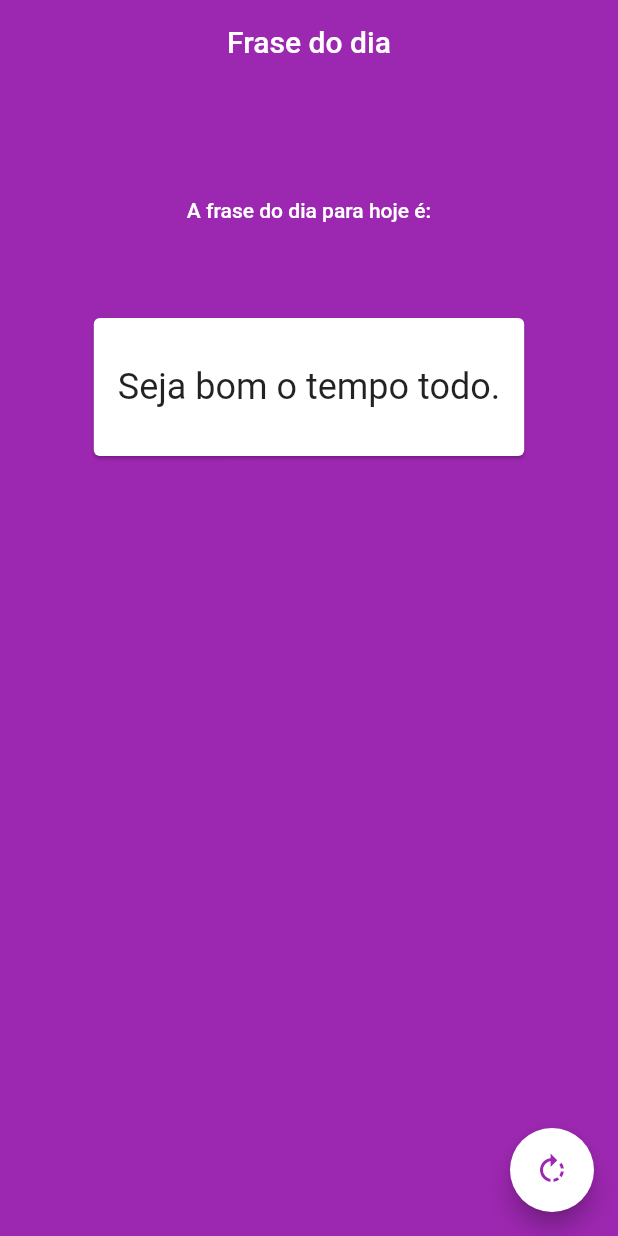
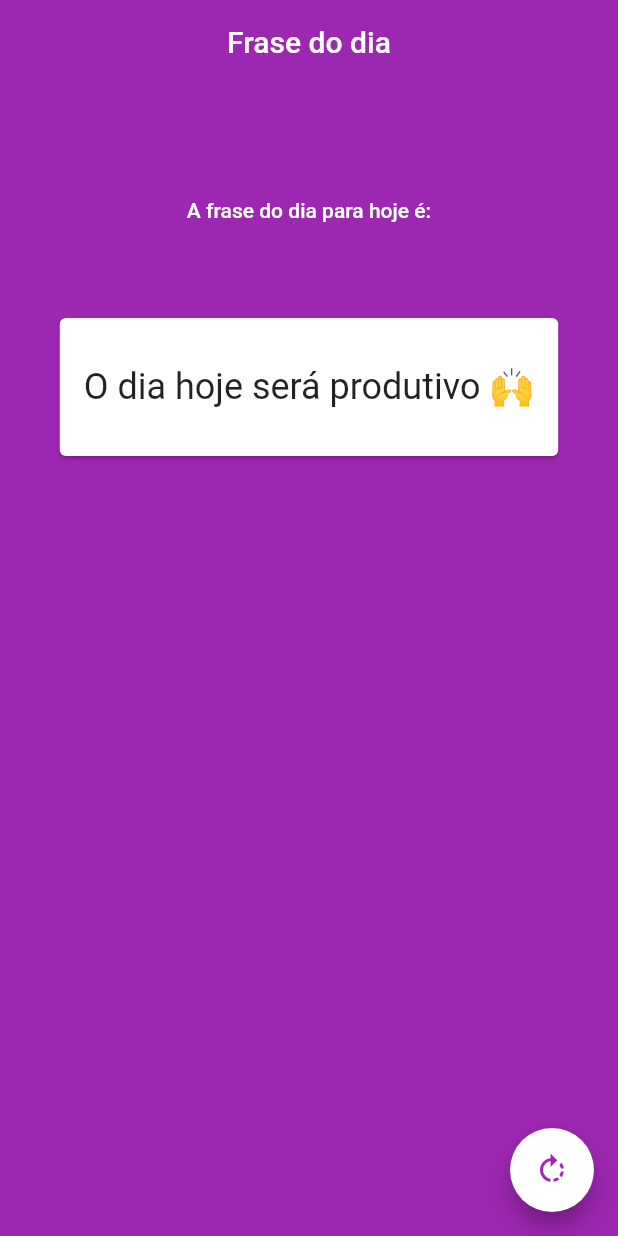
Before and after one commit to marcosferreira/quote_of_the_day, a Flutter app: the screen it shows after launch, after a tap on the "rotate right" icon, on a phone screen of 412 x 824 dp. Run offline on Flutter 3.47's test engine with Material 2 defaults, Android fonts, the phone set to English and light mode, and no system bars.

```diff
--- a/lib/app.dart
+++ b/lib/app.dart
@@ -24,7 +24,7 @@ class App extends StatelessWidget {
         foregroundColor: Colors.purple,
       ),
       scaffoldBackgroundColor: Colors.purple,
-      textTheme: TextTheme(
+      textTheme: const TextTheme(
         bodyText1: TextStyle(
           color: Colors.white,
         ),
--- a/lib/main.dart
+++ b/lib/main.dart
@@ -1,6 +1,12 @@
 import 'package:flutter/material.dart';
+import 'package:flutter/services.dart';
 import 'package:quote_of_the_day/app.dart';
 
 void main() {
+  final mySystemTheme= SystemUiOverlayStyle.light
+      .copyWith(systemNavigationBarColor: Colors.purple);
+
+  SystemChrome.setSystemUIOverlayStyle(mySystemTheme);
+
   runApp(const App());
 }
--- a/lib/screens/home/home_screen.dart
+++ b/lib/screens/home/home_screen.dart
@@ -11,28 +11,28 @@ class HomeScreen extends StatefulWidget {
 }
 
 class _HomeScreenState extends State<HomeScreen> {
+  Random random = Random();
+  String fraseDay = '';
   final List<String> frase = [
+    'Agradeça a Deus por mais um dia, pois Ele é bom.'
     'Pense sempre positivo.',
     'Seja bom o tempo todo.',
     'Não importa a situação, mantenha a calma!',
-    'Agradeça a Deus por mais um dia, pois Ele é bom.'
+    'Somos todos fruto do meio, o importante é não sucumbir aos erros.',
+    'Você é mais forte do que pensa.',
+    'O dia hoje será produtivo 🙌',
+    'Estudar nem sempre é divertido, mas no final nos leva longe.',
+    'Foco e fé são os princípios do sucesso.',
+    'Tudo que você precisar, peça a Deus e tenha paciência.',
+    'Nunca desista, pois uma vez desistido sempre terá a próxima.',
+    'Acredite em você mesmo antes de colocar sua fé em outra pessoa.',
+    'Família é tudo!'
   ];
-  Random random = Random();
-
 
   @override
-  void initState(){
+  void initState() {
     super.initState();
     fraseDay = frase[random.nextInt(frase.length)];
-  }
-
-  String fraseDay = '';
-
-  void _randomFrase() {
-
-    setState(() {
-      fraseDay = frase[random.nextInt(frase.length)];
-    });
   }
 
   @override
@@ -55,7 +55,17 @@ class _HomeScreenState extends State<HomeScreen> {
                   : Text('A frase do dia para hoje é:',
                       style: Theme.of(context).textTheme.bodyText1),
               const SizedBox(height: 60),
-              Card(
+              buildCard(context),
+            ],
+          ),
+        ),
+      ),
+      floatingActionButton: buildFloatingActionButton(),
+    );
+  }
+
+  Card buildCard(BuildContext context) {
+    return Card(
       child: Padding(
         padding: const EdgeInsets.symmetric(
           horizontal: 16.0,
@@ -67,17 +77,17 @@ class _HomeScreenState extends State<HomeScreen> {
           style: Theme.of(context).textTheme.headline5,
         ),
       ),
-              ),
-            ],
-          ),
-        ),
-      ),
-      floatingActionButton: FloatingActionButton(
+    );
+  }
+
+  FloatingActionButton buildFloatingActionButton() {
+    return FloatingActionButton(
       onPressed: () {
-          _randomFrase();
+        setState(() {
+          fraseDay = frase[random.nextInt(frase.length)];
+        });
       },
       child: const Icon(Icons.rotate_right_outlined),
-      ),
     );
   }
 }
```
Also changed, not shown: 2 other files. Lines whose indentation alone changed are shown as unchanged.
